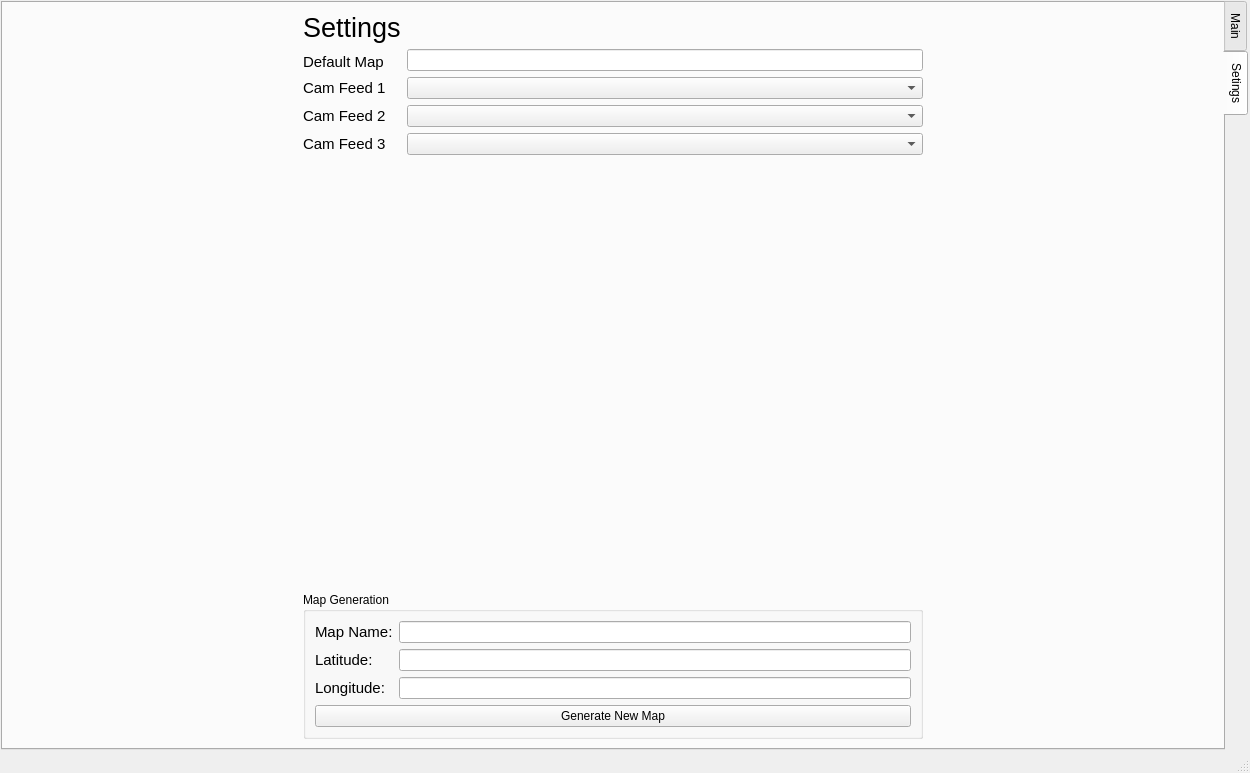
Qt form Prototyping/BaseStation/ui/ui.ui (huskyroboticsteam/2016-17) before a commit.
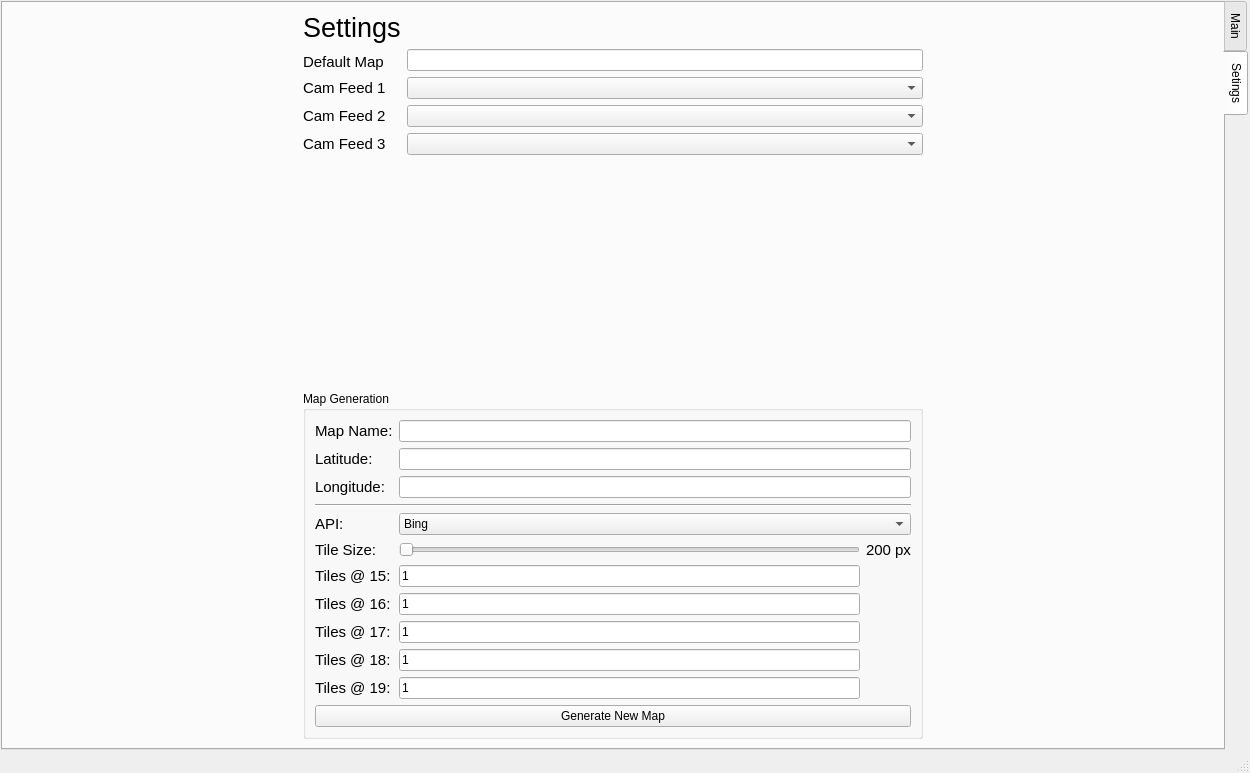
The same form after that commit. The open tabs and pages were chosen to show the change.

Diff of the .ui file:
```diff
--- a/Prototyping/BaseStation/ui/ui.ui
+++ b/Prototyping/BaseStation/ui/ui.ui
@@ -289,6 +289,9 @@
         <string>Setings</string>
        </attribute>
        <layout class="QFormLayout" name="formLayout">
+        <property name="fieldGrowthPolicy">
+         <enum>QFormLayout::AllNonFixedFieldsGrow</enum>
+        </property>
         <property name="leftMargin">
          <number>300</number>
         </property>
@@ -398,10 +401,31 @@
           <property name="title">
            <string>Map Generation</string>
           </property>
-          <layout class="QFormLayout" name="formLayout_2">
-           <property name="fieldGrowthPolicy">
-            <enum>QFormLayout::AllNonFixedFieldsGrow</enum>
-           </property>
+          <layout class="QGridLayout" name="gridLayout_3" columnstretch="0,0,0">
+           <item row="7" column="0">
+            <widget class="QLabel" name="label_11">
+             <property name="font">
+              <font>
+               <pointsize>11</pointsize>
+              </font>
+             </property>
+             <property name="text">
+              <string>Tile Size:</string>
+             </property>
+            </widget>
+           </item>
+           <item row="2" column="0">
+            <widget class="QLabel" name="label_8">
+             <property name="font">
+              <font>
+               <pointsize>11</pointsize>
+              </font>
+             </property>
+             <property name="text">
+              <string>Longitude:</string>
+             </property>
+            </widget>
+           </item>
            <item row="0" column="0">
             <widget class="QLabel" name="label_7">
              <property name="font">
@@ -414,9 +438,6 @@
              </property>
             </widget>
            </item>
-           <item row="0" column="1">
-            <widget class="QLineEdit" name="map_name"/>
-           </item>
            <item row="1" column="0">
             <widget class="QLabel" name="label_6">
              <property name="font">
@@ -429,31 +450,268 @@
              </property>
             </widget>
            </item>
-           <item row="1" column="1">
-            <widget class="QLineEdit" name="lat"/>
+           <item row="6" column="0">
+            <widget class="QLabel" name="label_12">
+             <property name="font">
+              <font>
+               <pointsize>11</pointsize>
+              </font>
+             </property>
+             <property name="text">
+              <string>API:</string>
+             </property>
+            </widget>
            </item>
-           <item row="3" column="0" colspan="2">
+           <item row="8" column="0">
+            <widget class="QLabel" name="label_16">
+             <property name="font">
+              <font>
+               <pointsize>11</pointsize>
+              </font>
+             </property>
+             <property name="text">
+              <string>Tiles @ 15:</string>
+             </property>
+            </widget>
+           </item>
+           <item row="9" column="2">
+            <widget class="QLabel" name="tile_16_label">
+             <property name="font">
+              <font>
+               <pointsize>11</pointsize>
+              </font>
+             </property>
+             <property name="text">
+              <string/>
+             </property>
+            </widget>
+           </item>
+           <item row="6" column="1" colspan="2">
+            <widget class="QComboBox" name="api_select">
+             <item>
+              <property name="text">
+               <string>Bing</string>
+              </property>
+             </item>
+             <item>
+              <property name="text">
+               <string>Google</string>
+              </property>
+             </item>
+            </widget>
+           </item>
+           <item row="11" column="1">
+            <widget class="QLineEdit" name="tile_18">
+             <property name="toolTip">
+              <string extracomment="Must be a square of an odd number"/>
+             </property>
+             <property name="text">
+              <string>1</string>
+             </property>
+            </widget>
+           </item>
+           <item row="11" column="0">
+            <widget class="QLabel" name="label_17">
+             <property name="font">
+              <font>
+               <pointsize>11</pointsize>
+              </font>
+             </property>
+             <property name="text">
+              <string>Tiles @ 18:</string>
+             </property>
+            </widget>
+           </item>
+           <item row="11" column="2">
+            <widget class="QLabel" name="tile_18_label">
+             <property name="font">
+              <font>
+               <pointsize>11</pointsize>
+              </font>
+             </property>
+             <property name="text">
+              <string/>
+             </property>
+            </widget>
+           </item>
+           <item row="10" column="0">
+            <widget class="QLabel" name="label_13">
+             <property name="font">
+              <font>
+               <pointsize>11</pointsize>
+              </font>
+             </property>
+             <property name="text">
+              <string>Tiles @ 17:</string>
+             </property>
+            </widget>
+           </item>
+           <item row="10" column="1">
+            <widget class="QLineEdit" name="tile_17">
+             <property name="toolTip">
+              <string extracomment="Must be a square of an odd number"/>
+             </property>
+             <property name="text">
+              <string>1</string>
+             </property>
+            </widget>
+           </item>
+           <item row="12" column="1">
+            <widget class="QLineEdit" name="tile_19">
+             <property name="toolTip">
+              <string extracomment="Must be a square of an odd number"/>
+             </property>
+             <property name="text">
+              <string>1</string>
+             </property>
+            </widget>
+           </item>
+           <item row="13" column="0" colspan="3">
             <widget class="QPushButton" name="generate">
              <property name="text">
               <string>Generate New Map</string>
              </property>
             </widget>
            </item>
-           <item row="2" column="0">
-            <widget class="QLabel" name="label_8">
-             <property name="font">
-              <font>
-               <pointsize>11</pointsize>
-              </font>
-             </property>
-             <property name="text">
-              <string>Longitude:</string>
-             </property>
-            </widget>
-           </item>
-           <item row="2" column="1">
+           <item row="2" column="1" colspan="2">
             <widget class="QLineEdit" name="lng"/>
            </item>
+           <item row="0" column="1" colspan="2">
+            <widget class="QLineEdit" name="map_name"/>
+           </item>
+           <item row="12" column="0">
+            <widget class="QLabel" name="label_18">
+             <property name="font">
+              <font>
+               <pointsize>11</pointsize>
+              </font>
+             </property>
+             <property name="text">
+              <string>Tiles @ 19:</string>
+             </property>
+            </widget>
+           </item>
+           <item row="1" column="1" colspan="2">
+            <widget class="QLineEdit" name="lat"/>
+           </item>
+           <item row="12" column="2">
+            <widget class="QLabel" name="tile_19_label">
+             <property name="font">
+              <font>
+               <pointsize>11</pointsize>
+              </font>
+             </property>
+             <property name="text">
+              <string/>
+             </property>
+            </widget>
+           </item>
+           <item row="10" column="2">
+            <widget class="QLabel" name="tile_17_label">
+             <property name="font">
+              <font>
+               <pointsize>11</pointsize>
+              </font>
+             </property>
+             <property name="text">
+              <string/>
+             </property>
+            </widget>
+           </item>
+           <item row="8" column="1">
+            <widget class="QLineEdit" name="tile_15">
+             <property name="toolTip">
+              <string extracomment="Must be a square of an odd number"/>
+             </property>
+             <property name="text">
+              <string>1</string>
+             </property>
+            </widget>
+           </item>
+           <item row="8" column="2">
+            <widget class="QLabel" name="tile_15_label">
+             <property name="font">
+              <font>
+               <pointsize>11</pointsize>
+              </font>
+             </property>
+             <property name="text">
+              <string/>
+             </property>
+            </widget>
+           </item>
+           <item row="9" column="0">
+            <widget class="QLabel" name="label_15">
+             <property name="font">
+              <font>
+               <pointsize>11</pointsize>
+              </font>
+             </property>
+             <property name="text">
+              <string>Tiles @ 16:</string>
+             </property>
+            </widget>
+           </item>
+           <item row="9" column="1">
+            <widget class="QLineEdit" name="tile_16">
+             <property name="toolTip">
+              <string extracomment="Must be a square of an odd number"/>
+             </property>
+             <property name="text">
+              <string>1</string>
+             </property>
+            </widget>
+           </item>
+           <item row="7" column="1">
+            <widget class="QSlider" name="tile_size">
+             <property name="minimum">
+              <number>200</number>
+             </property>
+             <property name="maximum">
+              <number>2000</number>
+             </property>
+             <property name="singleStep">
+              <number>50</number>
+             </property>
+             <property name="pageStep">
+              <number>50</number>
+             </property>
+             <property name="orientation">
+              <enum>Qt::Horizontal</enum>
+             </property>
+             <property name="invertedAppearance">
+              <bool>false</bool>
+             </property>
+             <property name="invertedControls">
+              <bool>false</bool>
+             </property>
+             <property name="tickPosition">
+              <enum>QSlider::NoTicks</enum>
+             </property>
+             <property name="tickInterval">
+              <number>50</number>
+             </property>
+            </widget>
+           </item>
+           <item row="7" column="2">
+            <widget class="QLabel" name="tile_size_label">
+             <property name="font">
+              <font>
+               <pointsize>11</pointsize>
+              </font>
+             </property>
+             <property name="text">
+              <string>200 px</string>
+             </property>
+            </widget>
+           </item>
+           <item row="3" column="0" colspan="3">
+            <widget class="Line" name="line">
+             <property name="orientation">
+              <enum>Qt::Horizontal</enum>
+             </property>
+            </widget>
+           </item>
           </layout>
          </widget>
         </item>
```
Left out of the diff: 54 changed lines with no effect on the pictures.
